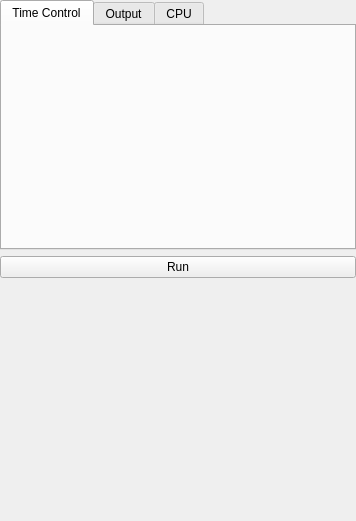
eeaapp6/AppFlow-Agent, file GUIDialog/GUICalculateDialog/RunWidget.ui: the form before one commit.
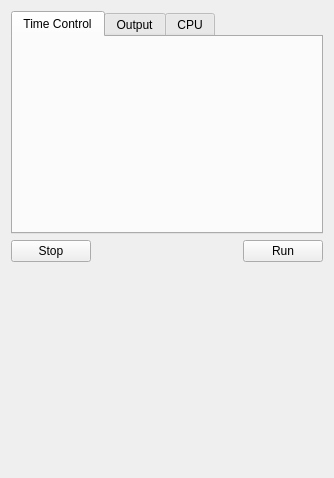
The form after the commit.

What changed in the file:
```diff
--- a/GUIDialog/GUICalculateDialog/RunWidget.ui
+++ b/GUIDialog/GUICalculateDialog/RunWidget.ui
@@ -6,26 +6,14 @@
    <rect>
     <x>0</x>
     <y>0</y>
-    <width>356</width>
-    <height>521</height>
+    <width>334</width>
+    <height>478</height>
    </rect>
   </property>
   <property name="windowTitle">
    <string>Form</string>
   </property>
   <layout class="QGridLayout" name="gridLayout">
-   <property name="leftMargin">
-    <number>0</number>
-   </property>
-   <property name="topMargin">
-    <number>0</number>
-   </property>
-   <property name="rightMargin">
-    <number>0</number>
-   </property>
-   <property name="bottomMargin">
-    <number>0</number>
-   </property>
    <item row="0" column="0">
     <widget class="QTabWidget" name="tabWidget">
      <property name="currentIndex">
@@ -91,11 +79,35 @@
     </widget>
    </item>
    <item row="1" column="0">
-    <widget class="QPushButton" name="pushButton_Run">
-     <property name="text">
-      <string>Run</string>
-     </property>
-    </widget>
+    <layout class="QHBoxLayout" name="horizontalLayout">
+     <item>
+      <widget class="QPushButton" name="pushButton_Stop">
+       <property name="text">
+        <string>Stop</string>
+       </property>
+      </widget>
+     </item>
+     <item>
+      <spacer name="horizontalSpacer">
+       <property name="orientation">
+        <enum>Qt::Horizontal</enum>
+       </property>
+       <property name="sizeHint" stdset="0">
+        <size>
+         <width>40</width>
+         <height>20</height>
+        </size>
+       </property>
+      </spacer>
+     </item>
+     <item>
+      <widget class="QPushButton" name="pushButton_Run">
+       <property name="text">
+        <string>Run</string>
+       </property>
+      </widget>
+     </item>
+    </layout>
    </item>
    <item row="2" column="0">
     <spacer name="verticalSpacer">
```
